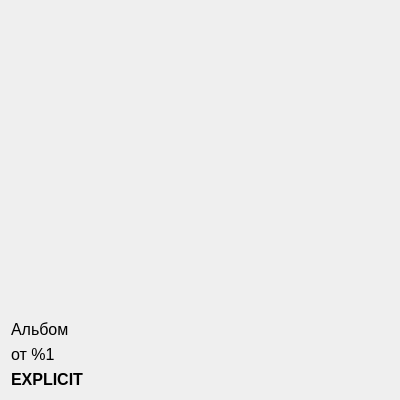
First picture: the form in widgets/albumcard.ui, repository pamugk/deezer-qt-client, before the edit.
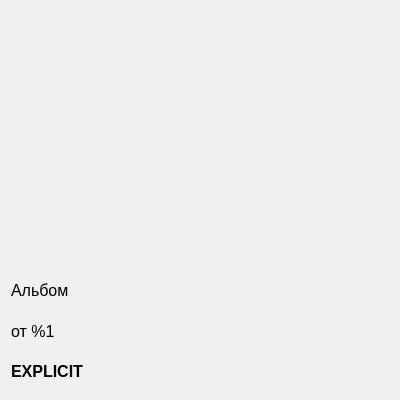
Second picture: the form after the edit.

The edit to the form file:
```diff
--- a/widgets/albumcard.ui
+++ b/widgets/albumcard.ui
@@ -11,7 +11,7 @@
    </rect>
   </property>
   <property name="sizePolicy">
-   <sizepolicy hsizetype="Preferred" vsizetype="Preferred">
+   <sizepolicy hsizetype="Expanding" vsizetype="Expanding">
     <horstretch>0</horstretch>
     <verstretch>0</verstretch>
    </sizepolicy>
@@ -28,17 +28,32 @@
    <item>
     <widget class="QPushButton" name="coverButton">
      <property name="sizePolicy">
-      <sizepolicy hsizetype="Preferred" vsizetype="Preferred">
+      <sizepolicy hsizetype="Expanding" vsizetype="Preferred">
        <horstretch>0</horstretch>
        <verstretch>0</verstretch>
       </sizepolicy>
      </property>
+     <property name="minimumSize">
+      <size>
+       <width>256</width>
+       <height>256</height>
+      </size>
+     </property>
      <property name="cursor">
       <cursorShape>PointingHandCursor</cursorShape>
      </property>
+     <property name="autoFillBackground">
+      <bool>false</bool>
+     </property>
      <property name="text">
       <string/>
      </property>
+     <property name="iconSize">
+      <size>
+       <width>256</width>
+       <height>256</height>
+      </size>
+     </property>
      <property name="flat">
       <bool>true</bool>
      </property>
@@ -47,7 +62,7 @@
    <item>
     <widget class="QLabel" name="titleLabel">
      <property name="sizePolicy">
-      <sizepolicy hsizetype="Preferred" vsizetype="Fixed">
+      <sizepolicy hsizetype="Preferred" vsizetype="Preferred">
        <horstretch>0</horstretch>
        <verstretch>0</verstretch>
       </sizepolicy>
@@ -60,7 +75,7 @@
    <item>
     <widget class="QLabel" name="artistLabel">
      <property name="sizePolicy">
-      <sizepolicy hsizetype="Preferred" vsizetype="Fixed">
+      <sizepolicy hsizetype="Preferred" vsizetype="Preferred">
        <horstretch>0</horstretch>
        <verstretch>0</verstretch>
       </sizepolicy>
@@ -73,7 +88,7 @@
    <item>
     <widget class="QLabel" name="explicityLabel">
      <property name="sizePolicy">
-      <sizepolicy hsizetype="Minimum" vsizetype="Fixed">
+      <sizepolicy hsizetype="Minimum" vsizetype="Preferred">
        <horstretch>0</horstretch>
        <verstretch>0</verstretch>
       </sizepolicy>
```
